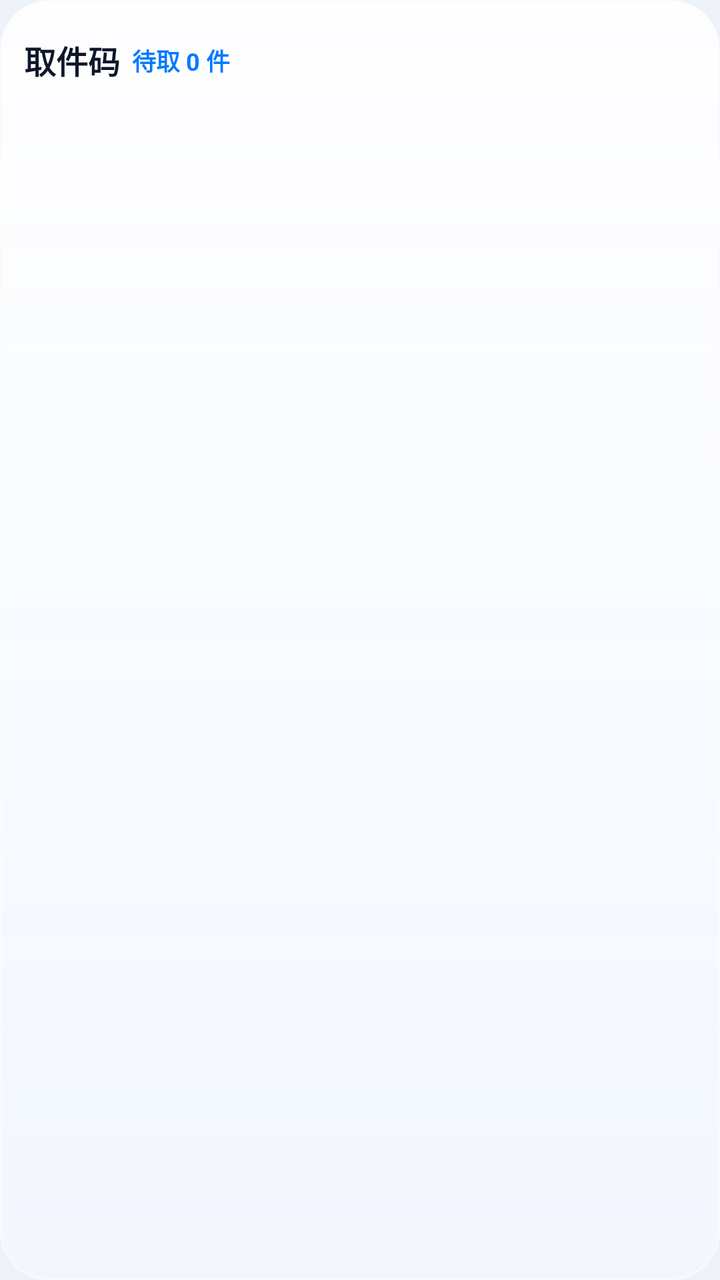
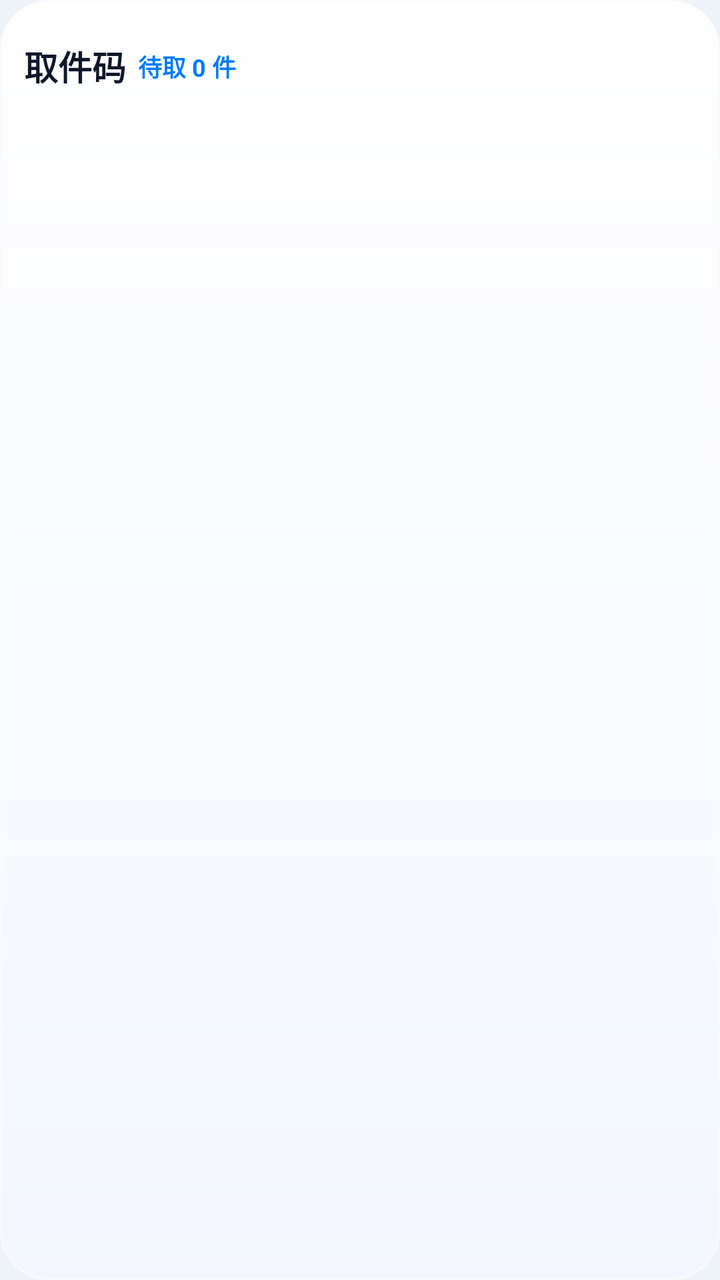

An Android layout rendered at two revisions. The XML below is the earlier revision; the diff shows what the commit changed to produce the second picture.
<!-- AndroidManifest.xml: application theme Theme.PickupCode -->
<!-- res/layout/widget_pickup_code.xml -->
<?xml version="1.0" encoding="utf-8"?>
<LinearLayout xmlns:android="http://schemas.android.com/apk/res/android"
    android:id="@android:id/background"
    android:layout_width="match_parent"
    android:layout_height="match_parent"
    android:background="@drawable/widget_glass_bg"
    android:orientation="vertical"
    android:padding="12dp">

    
    <LinearLayout
        android:layout_width="match_parent"
        android:layout_height="36dp"
        android:layout_marginBottom="8dp"
        android:gravity="center_vertical"
        android:orientation="horizontal">

        <LinearLayout
            android:id="@+id/widget_header_title_area"
            android:layout_width="0dp"
            android:layout_height="wrap_content"
            android:layout_weight="1"
            android:gravity="center_vertical"
            android:orientation="horizontal">

            <TextView
                android:id="@+id/widget_title"
                android:layout_width="wrap_content"
                android:layout_height="wrap_content"
                android:includeFontPadding="false"
                android:maxLines="1"
                android:text="取件码"
                android:textColor="@color/widget_text_primary"
                android:textSize="16dp"
                android:textStyle="bold" />

            <TextView
                android:id="@+id/widget_pending_count"
                android:layout_width="wrap_content"
                android:layout_height="wrap_content"
                android:layout_marginStart="6dp"
                android:ellipsize="end"
                android:includeFontPadding="false"
                android:maxLines="1"
                android:text="待取 0 件"
                android:textColor="@color/widget_accent_blue"
                android:textSize="12dp"
                android:textStyle="bold" />
        </LinearLayout>

        <ImageView
            android:id="@+id/widget_btn_cainiao_app"
            android:layout_width="26dp"
            android:layout_height="26dp"
            android:layout_marginStart="5dp"
            android:contentDescription="菜鸟APP"
            android:scaleType="fitCenter"
            android:visibility="gone" />

        <ImageView
            android:id="@+id/widget_btn_cainiao"
            android:layout_width="26dp"
            android:layout_height="26dp"
            android:layout_marginStart="5dp"
            android:contentDescription="菜鸟身份码"
            android:scaleType="fitCenter"
            android:visibility="gone" />

        <ImageView
            android:id="@+id/widget_btn_taobao"
            android:layout_width="26dp"
            android:layout_height="26dp"
            android:layout_marginStart="5dp"
            android:contentDescription="淘宝身份码"
            android:scaleType="fitCenter" />

        <ImageView
            android:id="@+id/widget_btn_pdd"
            android:layout_width="26dp"
            android:layout_height="26dp"
            android:layout_marginStart="5dp"
            android:contentDescription="拼多多取件码"
            android:scaleType="fitCenter"
            android:visibility="gone" />

        <ImageView
            android:id="@+id/widget_btn_jd"
            android:layout_width="26dp"
            android:layout_height="26dp"
            android:layout_marginStart="5dp"
            android:contentDescription="京东身份码"
            android:scaleType="fitCenter"
            android:visibility="gone" />
    </LinearLayout>

    
    <FrameLayout
        android:layout_width="match_parent"
        android:layout_height="0dp"
        android:layout_weight="1">

        <ListView
            android:id="@+id/widget_list_view"
            android:layout_width="match_parent"
            android:layout_height="match_parent"
            android:divider="@android:color/transparent"
            android:dividerHeight="6dp"
            android:scrollbars="none" />

        <TextView
            android:id="@+id/widget_empty_view"
            android:layout_width="match_parent"
            android:layout_height="match_parent"
            android:gravity="center"
            android:text="暂无待取快递"
            android:textColor="@color/widget_text_secondary"
            android:textSize="13dp"
            android:visibility="gone" />
    </FrameLayout>

</LinearLayout>
<!-- resources referenced by this layout -->
<resources>
  <color name="widget_accent_blue">#FF007AFF</color>
  <color name="widget_text_primary">#FF0F172A</color>
  <color name="widget_text_secondary">#FF64748B</color>
  <!-- drawable widget_glass_bg (drawable) -->
  <?xml version="1.0" encoding="utf-8"?>
  <shape xmlns:android="http://schemas.android.com/apk/res/android"
      android:shape="rectangle">
      <corners android:radius="24dp" />
      <gradient
          android:angle="270"
          android:startColor="@color/widget_glass_bg_start"
          android:endColor="@color/widget_glass_bg_end" />
      <stroke
          android:width="1dp"
          android:color="@color/widget_glass_border" />
  </shape>
  <style name="Theme.PickupCode" parent="android:Theme.Material.Light.NoActionBar">
          <item name="android:windowBackground">@color/app_window_bg</item>
          <item name="android:statusBarColor">@android:color/transparent</item>
          <item name="android:navigationBarColor">@android:color/transparent</item>
          <item name="android:forceDarkAllowed">false</item>
      </style>
  <color name="widget_glass_bg_start">#E6FFFFFF</color>
  <color name="widget_glass_bg_end">#D9F3F7FF</color>
  <color name="widget_glass_border">#99FFFFFF</color>
  <color name="app_window_bg">#FFEEF2F9</color>
</resources>

<!-- the commit's change to res/layout/widget_pickup_code.xml (unified diff, before → after) -->
@@ -9,8 +9,9 @@
 
     
     <LinearLayout
+        android:id="@+id/widget_header_bar"
         android:layout_width="match_parent"
-        android:layout_height="36dp"
+        android:layout_height="42dp"
         android:layout_marginBottom="8dp"
         android:gravity="center_vertical"
         android:orientation="horizontal">
@@ -31,7 +32,7 @@
                 android:maxLines="1"
                 android:text="取件码"
                 android:textColor="@color/widget_text_primary"
-                android:textSize="16dp"
+                android:textSize="17dp"
                 android:textStyle="bold" />
 
             <TextView
@@ -50,44 +51,44 @@
 
         <ImageView
             android:id="@+id/widget_btn_cainiao_app"
-            android:layout_width="26dp"
-            android:layout_height="26dp"
-            android:layout_marginStart="5dp"
+            android:layout_width="36dp"
+            android:layout_height="36dp"
+            android:layout_marginStart="12dp"
             android:contentDescription="菜鸟APP"
             android:scaleType="fitCenter"
             android:visibility="gone" />
 
         <ImageView
             android:id="@+id/widget_btn_cainiao"
-            android:layout_width="26dp"
-            android:layout_height="26dp"
-            android:layout_marginStart="5dp"
+            android:layout_width="36dp"
+            android:layout_height="36dp"
+            android:layout_marginStart="12dp"
             android:contentDescription="菜鸟身份码"
             android:scaleType="fitCenter"
             android:visibility="gone" />
 
         <ImageView
             android:id="@+id/widget_btn_taobao"
-            android:layout_width="26dp"
-            android:layout_height="26dp"
-            android:layout_marginStart="5dp"
+            android:layout_width="36dp"
+            android:layout_height="36dp"
+            android:layout_marginStart="12dp"
             android:contentDescription="淘宝身份码"
             android:scaleType="fitCenter" />
 
         <ImageView
             android:id="@+id/widget_btn_pdd"
-            android:layout_width="26dp"
-            android:layout_height="26dp"
-            android:layout_marginStart="5dp"
+            android:layout_width="36dp"
+            android:layout_height="36dp"
+            android:layout_marginStart="12dp"
             android:contentDescription="拼多多取件码"
             android:scaleType="fitCenter"
             android:visibility="gone" />
 
         <ImageView
             android:id="@+id/widget_btn_jd"
-            android:layout_width="26dp"
-            android:layout_height="26dp"
-            android:layout_marginStart="5dp"
+            android:layout_width="36dp"
+            android:layout_height="36dp"
+            android:layout_marginStart="12dp"
             android:contentDescription="京东身份码"
             android:scaleType="fitCenter"
             android:visibility="gone" />
